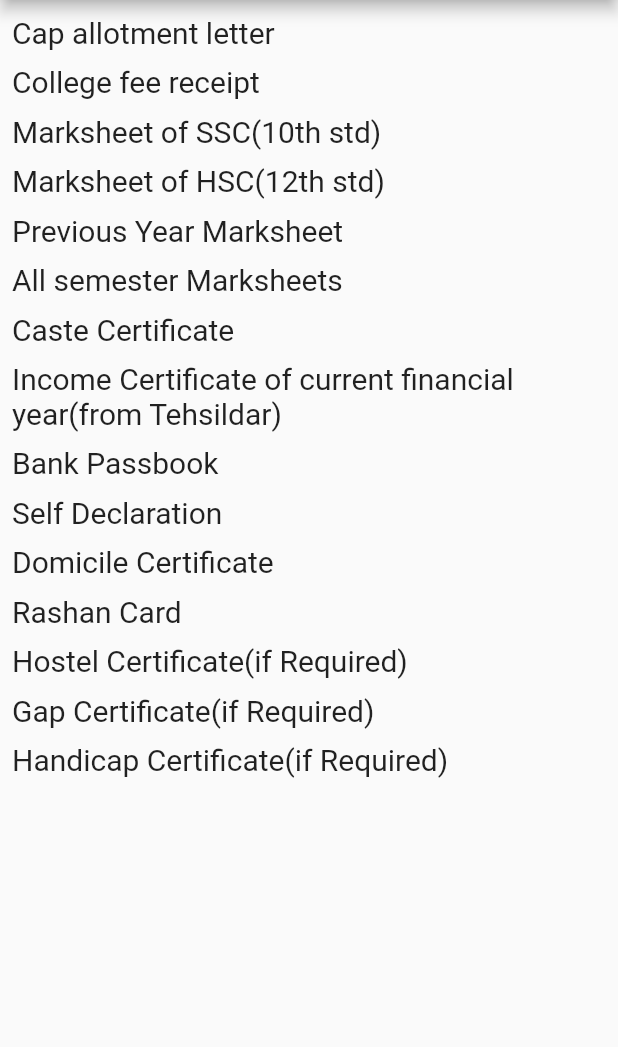
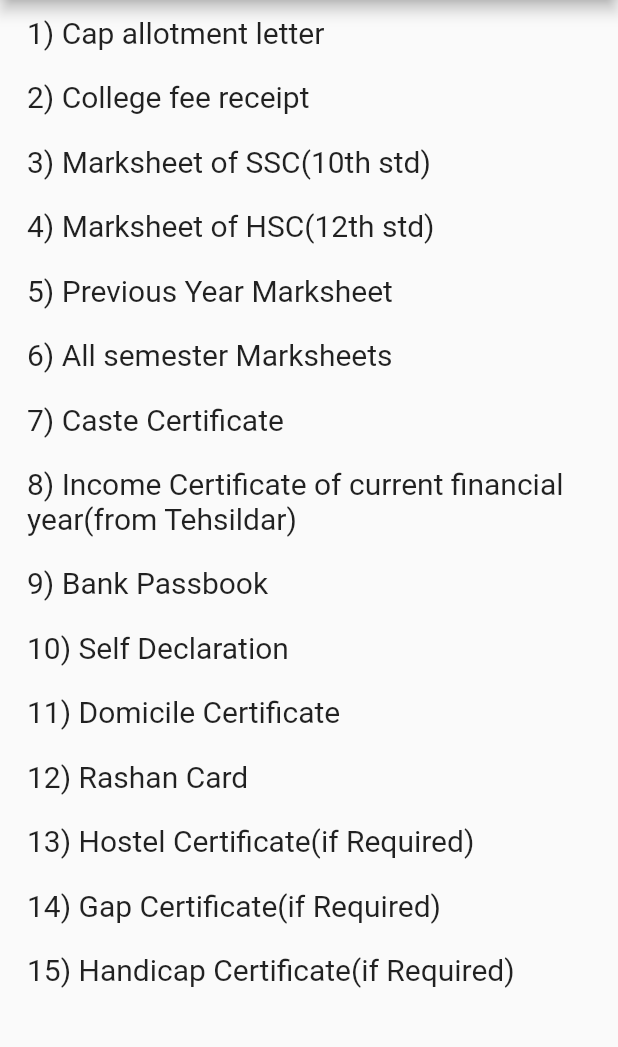
Before and after one commit to sani203002/RequiredDocs, a Flutter app: the screen it shows after launch, on a phone screen of 412 x 824 dp, the part 84-1131 px from its top. Run offline on Flutter 3.47's test engine with Material 2 defaults, Android fonts, the light colour scheme and no system bars.

Commit message:
changes to required documents

```diff
--- a/requireddocuments/lib/main.dart
+++ b/requireddocuments/lib/main.dart
@@ -18,74 +18,29 @@ class HomePage extends StatelessWidget {
           ),
           body: Container(
             padding: EdgeInsets.only(left: 8.0),
+            child: SingleChildScrollView(
               child: Column(
-              // mainAxisAlignment: MainAxisAlignment.start,
                 crossAxisAlignment: CrossAxisAlignment.start,
-
                 children: <Widget>[
-                SizedBox(
-                  height: 10.0,
-                ),
-                Texttitle(title: 'Cap allotment letter'),
-                SizedBox(
-                  height: 10.0,
-                ),
-                Texttitle(title: 'College fee receipt'),
-                SizedBox(
-                  height: 10.0,
-                ),
-                Texttitle(title: 'Marksheet of SSC(10th std)'),
-                SizedBox(
-                  height: 10.0,
-                ),
-                Texttitle(title: 'Marksheet of HSC(12th std)'),
-                SizedBox(
-                  height: 10.0,
-                ),
-                Texttitle(title: 'Previous Year Marksheet'),
-                SizedBox(
-                  height: 10.0,
-                ),
-                Texttitle(title: 'All semester Marksheets'),
-                SizedBox(
-                  height: 10.0,
-                ),
-                Texttitle(title: 'Caste Certificate'),
-                SizedBox(
-                  height: 10.0,
-                ),
+                  Texttitle(title: '1) Cap allotment letter'),
+                  Texttitle(title: '2) College fee receipt'),
+                  Texttitle(title: '3) Marksheet of SSC(10th std)'),
+                  Texttitle(title: '4) Marksheet of HSC(12th std)'),
+                  Texttitle(title: '5) Previous Year Marksheet'),
+                  Texttitle(title: '6) All semester Marksheets'),
+                  Texttitle(title: '7) Caste Certificate'),
                   Texttitle(
                       title:
-                        'Income Certificate of current financial year(from Tehsildar)'),
-                SizedBox(
-                  height: 10.0,
+                          '8) Income Certificate of current financial year(from Tehsildar)'),
+                  Texttitle(title: '9) Bank Passbook'),
+                  Texttitle(title: '10) Self Declaration'),
+                  Texttitle(title: '11) Domicile Certificate'),
+                  Texttitle(title: '12) Rashan Card'),
+                  Texttitle(title: '13) Hostel Certificate(if Required)'),
+                  Texttitle(title: '14) Gap Certificate(if Required)'),
+                  Texttitle(title: '15) Handicap Certificate(if Required)'),
+                ],
               ),
-                Texttitle(title: 'Bank Passbook'),
-                SizedBox(
-                  height: 10.0,
-                ),
-                Texttitle(title: 'Self Declaration'),
-                SizedBox(
-                  height: 10.0,
-                ),
-                Texttitle(title: 'Domicile Certificate'),
-                SizedBox(
-                  height: 10.0,
-                ),
-                Texttitle(title: 'Rashan Card'),
-                SizedBox(
-                  height: 10.0,
-                ),
-                Texttitle(title: 'Hostel Certificate(if Required)'),
-                SizedBox(
-                  height: 10.0,
-                ),
-                Texttitle(title: 'Gap Certificate(if Required)'),
-                SizedBox(
-                  height: 10.0,
-                ),
-                Texttitle(title: 'Handicap Certificate(if Required)'),
-              ],
             ),
           ),
         ),
@@ -100,11 +55,14 @@ class Texttitle extends StatelessWidget {
 
   @override
   Widget build(BuildContext context) {
-    return Text(
+    return Padding(
+      padding: const EdgeInsets.all(10.0),
+      child: Text(
         title,
         style: TextStyle(
           fontSize: 20.0,
         ),
+      ),
     );
   }
 }
```
Lines whose indentation alone changed are shown as unchanged.
